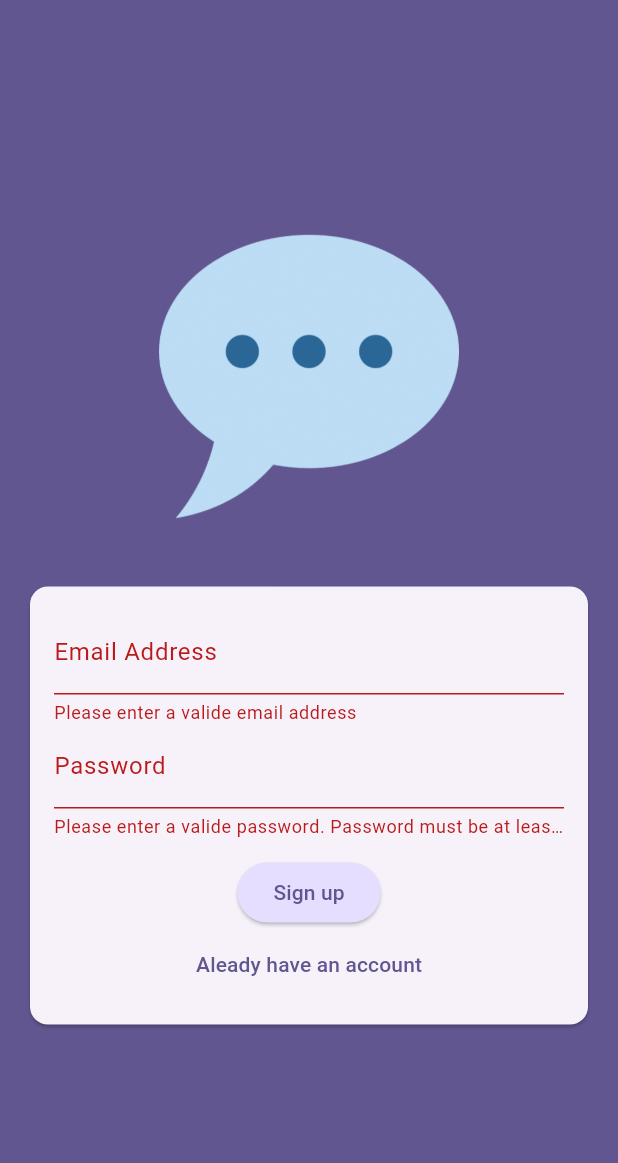
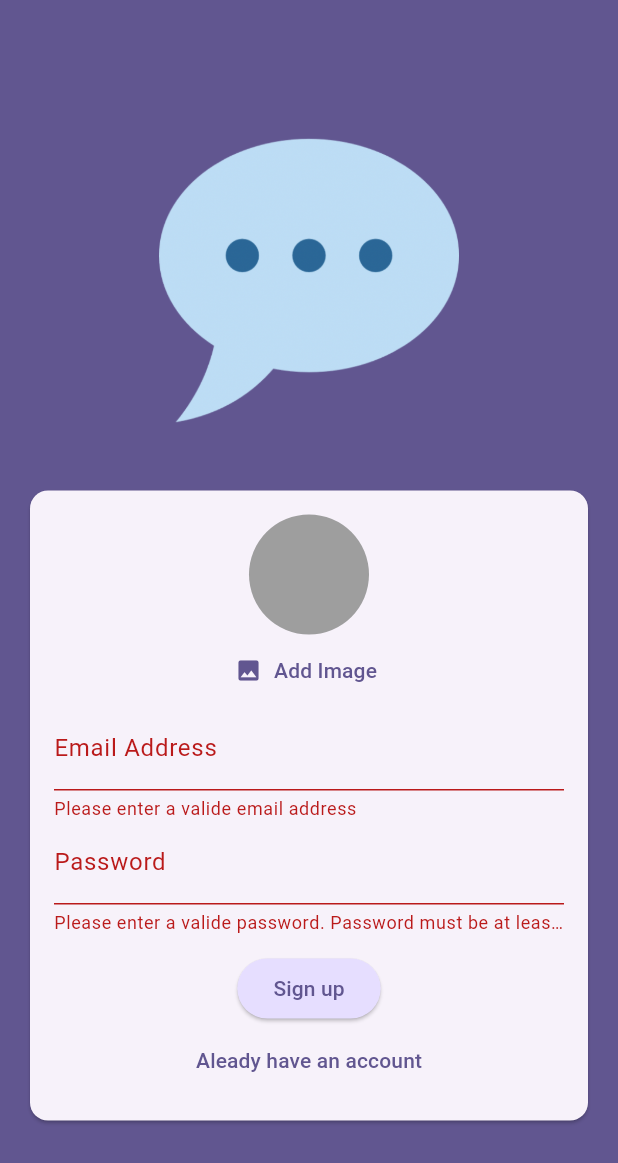
Before and after one commit to bar-tay/chat_app, a Flutter app: the screen it shows after launch, after a tap on "Login", after a tap on "Create account", on a phone screen of 412 x 824 dp. Shown: the top 1163 px of the screen. Run offline on Flutter 3.47's test engine with Material 3 defaults, Android fonts, the phone set to English and light mode, and no system bars; our stand-ins replace firebase_auth, firebase_core, firebase_storage, image_picker; accounts and stored records are empty.

Commit message:
feat(ui): add image upload

```diff
--- a/lib/screens/auth.dart
+++ b/lib/screens/auth.dart
@@ -1,4 +1,8 @@
+import 'dart:io';
+
+import 'package:chat_app/widgets/user_image_picker.dart';
 import 'package:firebase_auth/firebase_auth.dart';
+import 'package:firebase_storage/firebase_storage.dart';
 import 'package:flutter/material.dart';
 
 final _firebase = FirebaseAuth.instance;
@@ -17,17 +21,24 @@ class _AuthScreen extends State<AuthScreen> {
   var _isLogin = true;
   var _enteredEmail = "";
   var _enteredPassword = "";
+  File? _selectedImage;
+  var _isAuthenticating = false;
 
   void _submit() async {
     final isValid = _form.currentState!.validate();
 
-    if (!isValid) {
+    if (!isValid || !_isLogin && _selectedImage == null) {
+      //show error message...
       return;
     }
 
     _form.currentState!.save();
 
     try {
+      setState(() {
+        _isAuthenticating = true;
+      });
+
       if (_isLogin) {
         final userCredentials = await _firebase.signInWithEmailAndPassword(
             email: _enteredEmail, password: _enteredPassword);
@@ -35,7 +46,14 @@ class _AuthScreen extends State<AuthScreen> {
       } else {
         final userCredentials = await _firebase.createUserWithEmailAndPassword(
             email: _enteredEmail, password: _enteredPassword);
-        print(userCredentials);
+        //creates path for image upload
+        final storageRef = FirebaseStorage.instance
+            .ref()
+            .child("user_images")
+            .child("${userCredentials.user!.uid}.jpg");
+        await storageRef.putFile(_selectedImage!);
+        final imageUrl = await storageRef.getDownloadURL();
+        print(imageUrl);
       }
     } on FirebaseAuthException catch (error) {
       ScaffoldMessenger.of(context).clearSnackBars();
@@ -44,6 +62,9 @@ class _AuthScreen extends State<AuthScreen> {
           content: Text(error.message ?? "Authetication failed"),
         ),
       );
+      setState(() {
+        _isAuthenticating = false;
+      });
     }
   }
 
@@ -76,6 +97,12 @@ class _AuthScreen extends State<AuthScreen> {
                     child: Column(
                       mainAxisSize: MainAxisSize.min,
                       children: [
+                        if (!_isLogin)
+                          UserImagePicker(
+                            onPickedImage: (pickedImage) {
+                              _selectedImage = pickedImage;
+                            },
+                          ),
                         TextFormField(
                           validator: (value) {
                             if (value == null ||
@@ -111,6 +138,8 @@ class _AuthScreen extends State<AuthScreen> {
                           obscureText: true,
                         ),
                         const SizedBox(height: 12),
+                        if (_isAuthenticating) CircularProgressIndicator(),
+                        if (!_isAuthenticating)
                           ElevatedButton(
                             onPressed: _submit,
                             style: ElevatedButton.styleFrom(
@@ -121,6 +150,7 @@ class _AuthScreen extends State<AuthScreen> {
                               _isLogin ? "Login" : "Sign up",
                             ),
                           ),
+                        if (!_isAuthenticating)
                           TextButton(
                             onPressed: () {
                               setState(() {
--- /dev/null
+++ b/lib/widgets/user_image_picker.dart
@@ -0,0 +1,53 @@
+import 'dart:io';
+
+import 'package:flutter/material.dart';
+import 'package:image_picker/image_picker.dart';
+
+class UserImagePicker extends StatefulWidget {
+  const UserImagePicker({super.key, required this.onPickedImage});
+  final void Function(File pickedImage) onPickedImage;
+  @override
+  State<UserImagePicker> createState() {
+    return _UserImagePicker();
+  }
+}
+
+class _UserImagePicker extends State<UserImagePicker> {
+  File? _pickedImageFile;
+
+  void _pickImage() async {
+    final pickedImage = await ImagePicker()
+        .pickImage(source: ImageSource.camera, imageQuality: 50, maxWidth: 150);
+
+    if (pickedImage == null) {
+      return;
+    }
+    setState(() {
+      _pickedImageFile = File(pickedImage.path);
+    });
+
+    widget.onPickedImage(_pickedImageFile!);
+  }
+
+  @override
+  Widget build(BuildContext context) {
+    return Column(
+      children: [
+        CircleAvatar(
+          radius: 40,
+          backgroundColor: Colors.grey,
+          foregroundImage:
+              _pickedImageFile != null ? FileImage(_pickedImageFile!) : null,
+        ),
+        TextButton.icon(
+          icon: const Icon(Icons.image),
+          onPressed: _pickImage,
+          label: Text(
+            "Add Image",
+            style: TextStyle(color: Theme.of(context).colorScheme.primary),
+          ),
+        )
+      ],
+    );
+  }
+}
```
Lines whose indentation alone changed are shown as unchanged.
